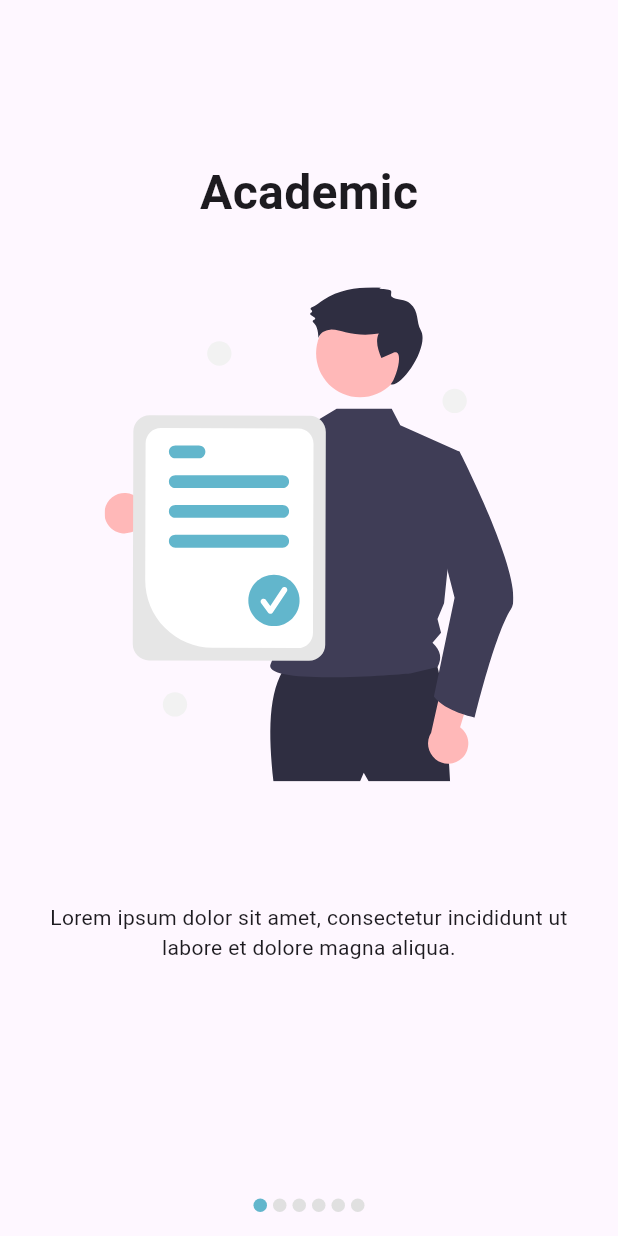
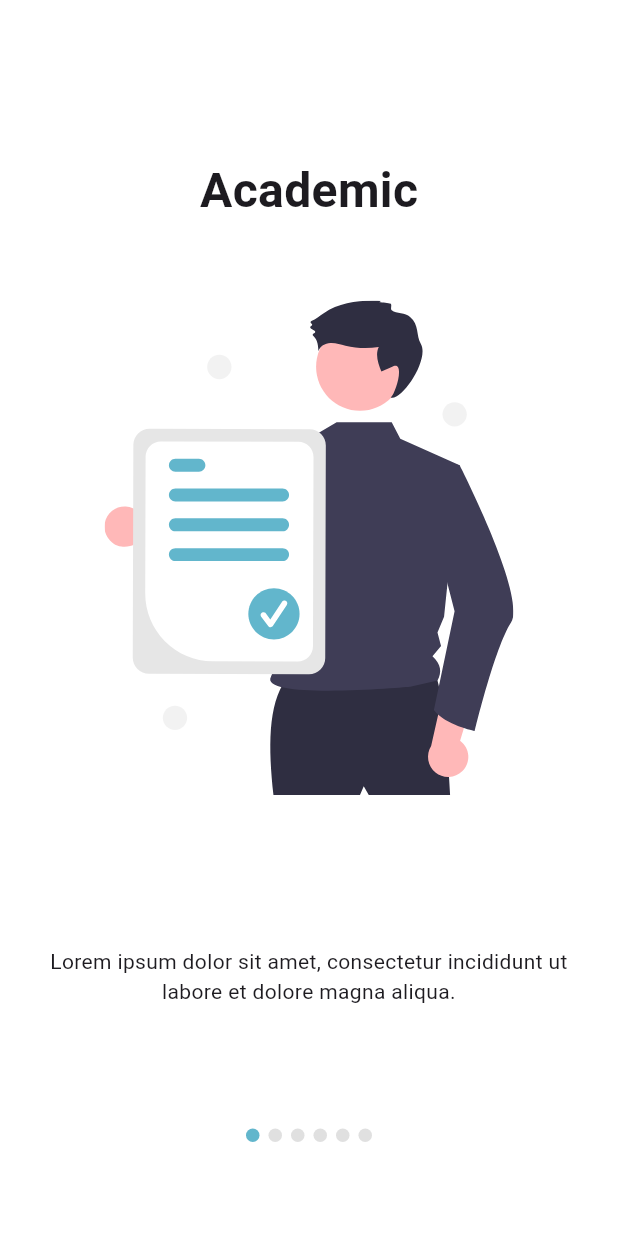
Before and after one commit to shahbazakon/Findme, a Flutter app: the screen it shows after launch, on a phone screen of 412 x 824 dp. Run offline on Flutter 3.47's test engine with Material 2 defaults, Android fonts, the phone set to English and light mode, and no system bars; drawn by our look-alikes of introduction_screen, smooth_page_indicator; our stand-ins replace flutter_svg.

Commit message:
OnBoarding Screen UI Completed

```diff
--- a/lib/core/constants/theme_contants.dart
+++ b/lib/core/constants/theme_contants.dart
@@ -1,17 +1,14 @@
+import 'package:find_me/core/utils/app_color.dart';
 import 'package:flutter/material.dart';
 
 class ThemeConstants {
   static ThemeData getTheme(context) {
     return ThemeData(
-      dialogBackgroundColor: Colors.white,
       dialogTheme: const DialogTheme(backgroundColor: Colors.white),
-      primaryColor: Colors.blue,
-      primarySwatch: Colors.grey,
-      primaryColorDark: Colors.green,
-      primaryColorLight: Colors.white,
+      primaryColor: AppColors.primary,
+      primarySwatch: Colors.cyan,
       appBarTheme: const AppBarTheme(
           centerTitle: true,
-          backgroundColor: Colors.cyanAccent,
           elevation: 0.0,
           titleTextStyle: TextStyle(fontSize: 20, color: Color(0xfff11403A)),
           iconTheme: IconThemeData(color: Colors.blue)),
--- a/lib/core/utils/app_color.dart
+++ b/lib/core/utils/app_color.dart
@@ -2,4 +2,11 @@ import 'package:flutter/material.dart';
 
 class AppColors {
   static Color primary = const Color.fromRGBO(98, 182, 204, 1);
+  static Color light = Colors.white;
+  static Color dark = Colors.black;
 }
+
+class AppFontsColors {
+  static Color light = Colors.white;
+  static Color dark = Colors.black;
+}
--- a/lib/core/utils/utils_methods.dart
+++ b/lib/core/utils/utils_methods.dart
@@ -7,3 +7,7 @@ final GlobalKey<NavigatorState> navigatorKey = GlobalKey<NavigatorState>();
 Size size = MediaQuery.of(navigatorKey.currentContext!).size;
 double height = size.height;
 double width = size.width;
+
+//app Padding
+
+EdgeInsetsGeometry primaryPadding = const EdgeInsets.symmetric(horizontal: 15);
--- /dev/null
+++ b/lib/core/widget/button/app_Button_widget.dart
@@ -0,0 +1,38 @@
+import 'package:find_me/core/utils/app_color.dart';
+import 'package:find_me/core/utils/text_style.dart';
+import 'package:flutter/material.dart';
+
+import '../../utils/utils_methods.dart';
+
+class AppButton extends StatelessWidget {
+  const AppButton({
+    super.key,
+    required this.label,
+    required this.onPressed,
+    this.buttonWidth,
+  });
+  final String label;
+  final double? buttonWidth;
+  final Function() onPressed;
+
+  @override
+  Widget build(BuildContext context) {
+    return InkWell(
+      onTap: onPressed,
+      borderRadius: BorderRadius.circular(30),
+      child: Container(
+        decoration: BoxDecoration(
+          color: AppColors.primary,
+          borderRadius: BorderRadius.circular(30),
+        ),
+        padding: const EdgeInsets.symmetric(horizontal: 26, vertical: 12),
+        width: buttonWidth ?? width * .88,
+        child: Text(
+          label,
+          style: TitleHelper.h8.copyWith(color: AppFontsColors.light),
+          textAlign: TextAlign.center,
+        ),
+      ),
+    );
+  }
+}
--- a/lib/feature/auth/on_boarding/presentation/pages/on_boarding_screen.dart
+++ /dev/null
@@ -1,97 +0,0 @@
-import 'package:flutter/foundation.dart';
-import 'package:flutter/material.dart';
-import 'package:introduction_screen/introduction_screen.dart';
-
-import '../../../../../core/utils/app_assets.dart';
-import '../../../../../core/utils/app_color.dart';
-import '../on_boarding_page_View.dart';
-
-class OnBoardingScreen extends StatelessWidget {
-  const OnBoardingScreen({Key? key}) : super(key: key);
-
-  @override
-  Widget build(BuildContext context) {
-    return Scaffold(
-      body: IntroductionScreen(
-          pages: [
-            PageViewModel(
-              title: "",
-              bodyWidget: OnBoardingPageView(
-                title: "Academic",
-                subText:
-                    "Lorem ipsum dolor sit amet, consectetur incididunt ut labore et dolore magna aliqua.",
-                image: AppOnBoardingAssets.onBoarding1,
-              ),
-            ),
-            PageViewModel(
-              title: "",
-              bodyWidget: OnBoardingPageView(
-                title: "Corporate",
-                subText:
-                    "Lorem ipsum dolor sit amet, consectetur incididunt ut labore et dolore magna aliqua.",
-                image: AppOnBoardingAssets.onBoarding2,
-              ),
-            ),
-            PageViewModel(
-              title: "",
-              bodyWidget: OnBoardingPageView(
-                title: "Business",
-                subText:
-                    "Lorem ipsum dolor sit amet, consectetur incididunt ut labore et dolore magna aliqua.",
-                image: AppOnBoardingAssets.onBoarding3,
-              ),
-            ),
-            PageViewModel(
-              title: "",
-              bodyWidget: OnBoardingPageView(
-                title: "Matrimony",
-                subText:
-                    "Lorem ipsum dolor sit amet, consectetur incididunt ut labore et dolore magna aliqua.",
-                image: AppOnBoardingAssets.onBoarding4,
-              ),
-            ),
-            PageViewModel(
-              title: "",
-              bodyWidget: OnBoardingPageView(
-                title: "Personal",
-                subText:
-                    "Lorem ipsum dolor sit amet, consectetur incididunt ut labore et dolore magna aliqua.",
-                image: AppOnBoardingAssets.onBoarding5,
-              ),
-            ),
-            PageViewModel(
-              title: "",
-              bodyWidget: OnBoardingPageView(
-                title: "Get Started!",
-                subTitle: "Lets Get Started!",
-                subText:
-                    "Lorem ipsum dolor sit amet, consectetur incididunt ut labore et dolore magna aliqua.",
-                image: AppOnBoardingAssets.onBoarding6,
-              ),
-            ),
-          ],
-          scrollPhysics: const ClampingScrollPhysics(),
-          showDoneButton: true,
-          showNextButton: false,
-          showSkipButton: false,
-          onDone: () {
-            if (kDebugMode) {
-              print("Done clicked");
-            }
-          },
-          overrideDone: FilledButton(
-              onPressed: () {},
-              child: const Text("Done",
-                  style: TextStyle(fontWeight: FontWeight.w600))),
-          dotsDecorator: getDotsDecorator()),
-    );
-  }
-
-  DotsDecorator getDotsDecorator() {
-    return DotsDecorator(
-      spacing: const EdgeInsets.symmetric(horizontal: 2),
-      activeColor: AppColors.primary,
-      color: Colors.grey.shade300,
-    );
-  }
-}
--- /dev/null
+++ b/lib/feature/on_boarding/presentation/pages/on_boarding_page.dart
@@ -0,0 +1,133 @@
+import 'package:flutter/material.dart';
+
+import '../../../../../core/utils/app_assets.dart';
+import '../../../../../core/utils/utils_methods.dart';
+import '../../../../core/widget/button/app_Button_widget.dart';
+import '../widget/dots_indicator_widget.dart';
+import '../widget/on_boarding_page_View.dart';
+
+class OnBoardingPage extends StatefulWidget {
+  const OnBoardingPage({super.key});
+
+  @override
+  _OnBoardingPageState createState() => _OnBoardingPageState();
+}
+
+class _OnBoardingPageState extends State<OnBoardingPage> {
+  //controls the actions of Page View
+  final _pageController = PageController(initialPage: 0);
+
+  //get the page value to indicate the current page in Page Indicator
+  final _currentPageNotifier = ValueNotifier<int>(0);
+
+  // Create a Timer to handle auto-scrolling
+  final int _numPages = 6;
+
+  @override
+  void dispose() {
+    // Dispose of the PageController and Timer to prevent memory leaks
+    _pageController.dispose();
+    super.dispose();
+  }
+
+  @override
+  Widget build(BuildContext context) {
+    return Scaffold(
+      backgroundColor: Colors.white,
+      body: Padding(
+        padding: primaryPadding,
+        child: Column(
+          children: [
+            Expanded(
+              child: ValueListenableBuilder<int>(
+                  valueListenable: _currentPageNotifier,
+                  builder: (context, currentPageValue, child) {
+                    return Column(
+                      mainAxisAlignment: MainAxisAlignment.spaceAround,
+                      children: [
+                        SizedBox(
+                          height: height * .03,
+                        ),
+                        SizedBox(
+                          height: height * .75,
+                          child: PageView(
+                            controller: _pageController,
+                            onPageChanged: (value) {
+                              _currentPageNotifier.value = value;
+                            },
+                            children: <Widget>[
+                              OnBoardingPageView(
+                                title: "Academic",
+                                subText:
+                                    "Lorem ipsum dolor sit amet, consectetur incididunt ut labore et dolore magna aliqua.",
+                                image: AppOnBoardingAssets.onBoarding1,
+                              ),
+                              OnBoardingPageView(
+                                title: "Corporate",
+                                subText:
+                                    "Lorem ipsum dolor sit amet, consectetur incididunt ut labore et dolore magna aliqua.",
+                                image: AppOnBoardingAssets.onBoarding2,
+                              ),
+                              OnBoardingPageView(
+                                title: "Business",
+                                subText:
+                                    "Lorem ipsum dolor sit amet, consectetur incididunt ut labore et dolore magna aliqua.",
+                                image: AppOnBoardingAssets.onBoarding3,
+                              ),
+                              OnBoardingPageView(
+                                title: "Matrimony",
+                                subText:
+                                    "Lorem ipsum dolor sit amet, consectetur incididunt ut labore et dolore magna aliqua.",
+                                image: AppOnBoardingAssets.onBoarding4,
+                              ),
+                              OnBoardingPageView(
+                                title: "Personal",
+                                subText:
+                                    "Lorem ipsum dolor sit amet, consectetur incididunt ut labore et dolore magna aliqua.",
+                                image: AppOnBoardingAssets.onBoarding5,
+                              ),
+                              OnBoardingPageView(
+                                title: "Get Started!",
+                                subTitle: "Lets Get Started!",
+                                subText:
+                                    "Lorem ipsum dolor sit amet, consectetur incididunt ut labore et dolore magna aliqua.",
+                                image: AppOnBoardingAssets.onBoarding6,
+                              ),
+                            ],
+                          ),
+                        ),
+                        Container(
+                          width: double.infinity,
+                          alignment: Alignment.bottomCenter,
+                          child: Container(
+                            padding: const EdgeInsets.symmetric(vertical: 20),
+                            child: Column(
+                              mainAxisAlignment: MainAxisAlignment.center,
+                              children: [
+                                CustomDotsIndicator(
+                                    numPages: _numPages,
+                                    pageController: _pageController),
+                                SizedBox(
+                                  height: size.height * .03,
+                                ),
+                                Visibility(
+                                  visible: currentPageValue == 5,
+                                  child: AppButton(
+                                    label: "Get Started",
+                                    onPressed: () {},
+                                  ),
+                                )
+                              ],
+                            ),
+                          ),
+                        ),
+                      ],
+                    );
+                  }),
+            ),
+          ],
+        ),
+      ),
+    );
+  }
+}
--- /dev/null
+++ b/lib/feature/on_boarding/presentation/widget/dots_indicator_widget.dart
@@ -0,0 +1,32 @@
+import 'package:flutter/material.dart';
+import 'package:smooth_page_indicator/smooth_page_indicator.dart';
+
+import '../../../../../core/utils/app_color.dart';
+
+class CustomDotsIndicator extends StatelessWidget {
+  const CustomDotsIndicator({
+    super.key,
+    required this.numPages,
+    required this.pageController,
+  });
+
+  final int numPages;
+  final PageController pageController;
+
+  @override
+  Widget build(BuildContext context) {
+    double doteSize = 9;
+    return SmoothPageIndicator(
+      count: numPages,
+      controller: pageController,
+      effect: WormEffect(
+          spacing: 6,
+          dotHeight: doteSize,
+          dotWidth: doteSize,
+          dotColor: Colors.grey.shade300,
+          activeDotColor: AppColors.primary),
+      onDotClicked: (index) => pageController.animateToPage(index,
+          duration: const Duration(milliseconds: 500), curve: Curves.linear),
+    );
+  }
+}
--- a/lib/feature/auth/on_boarding/presentation/on_boarding_page_View.dart
+++ b/lib/feature/on_boarding/presentation/widget/on_boarding_page_View.dart
@@ -1,8 +1,8 @@
 import 'package:flutter/cupertino.dart';
 import 'package:flutter_svg/svg.dart';
 
-import '../../../../core/utils/text_style.dart';
-import '../../../../core/utils/utils_methods.dart';
+import '../../../../../core/utils/text_style.dart';
+import '../../../../../core/utils/utils_methods.dart';
 
 class OnBoardingPageView extends StatelessWidget {
   const OnBoardingPageView(
--- a/lib/main.dart
+++ b/lib/main.dart
@@ -1,7 +1,7 @@
 import 'package:flutter/material.dart';
 
 import 'core/utils/utils_methods.dart';
-import 'feature/auth/on_boarding/presentation/pages/on_boarding_screen.dart';
+import 'feature/on_boarding/presentation/pages/on_boarding_page.dart';
 
 void main() {
   runApp(const MyApp());
@@ -20,7 +20,7 @@ class MyApp extends StatelessWidget {
         colorScheme: ColorScheme.fromSeed(seedColor: Colors.deepPurple),
         useMaterial3: true,
       ),
-      home: const OnBoardingScreen(),
+      home: const OnBoardingPage(),
     );
   }
 }
--- a/pubspec.yaml
+++ b/pubspec.yaml
@@ -33,6 +33,7 @@ dependencies:
   cupertino_icons: ^1.0.6
   flutter_svg: ^2.0.7
   introduction_screen: ^3.1.12
+  smooth_page_indicator: ^1.1.0
 
 dev_dependencies:
   flutter_test:
```
Also changed, not shown: pubspec.lock.
